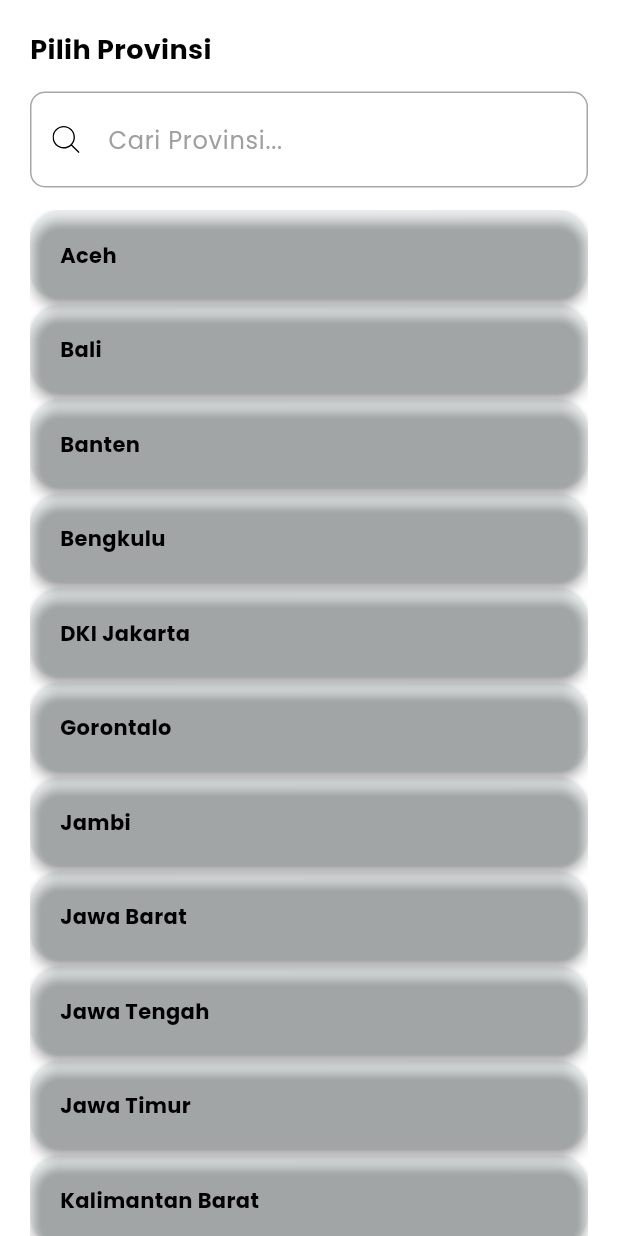
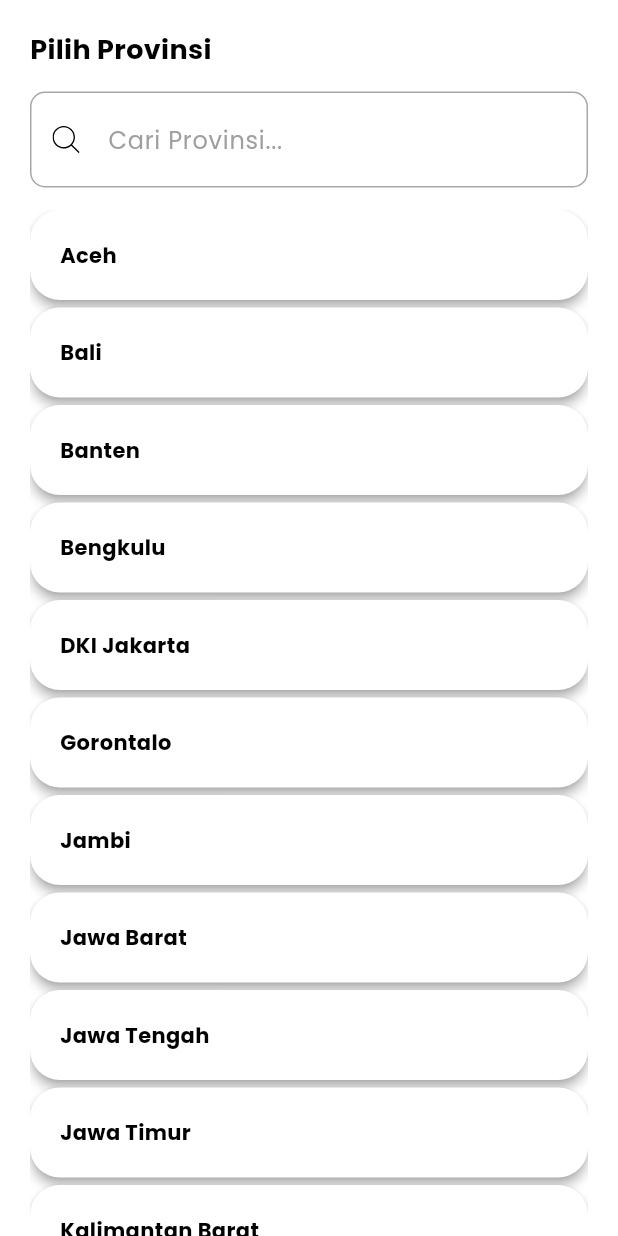
Before and after one commit to sammmms/eocout_flutter, a Flutter app: the EORegisterBottomsheet widget shown alone on an empty page, opened directly, on a phone screen of 412 x 824 dp. Run offline on Flutter 3.47's test engine with Material 3 defaults, Android fonts, the phone set to English and light mode, and no system bars; our stand-ins replace dio, firebase_core, firebase_messaging, flutter_dotenv, flutter_local_notifications, flutter_svg and 11 more; missing offline and left inert: carousel_slider_plus; accounts and stored records are empty; network calls fail; project files that could hold a hidden picture were left out.

Commit message:
fix: card color on choosing city and province

```diff
--- a/lib/features/authentication/widget/eo_register_bottomsheet.dart
+++ b/lib/features/authentication/widget/eo_register_bottomsheet.dart
@@ -60,7 +60,7 @@ class _EORegisterBottomsheetState extends State<EORegisterBottomsheet> {
                       child: ListView.separated(
                         itemCount: cities.length,
                         separatorBuilder: (context, index) => const SizedBox(
-                          height: 3,
+                          height: 5,
                         ),
                         itemBuilder: (context, index) {
                           return GestureDetector(
@@ -68,9 +68,8 @@ class _EORegisterBottomsheetState extends State<EORegisterBottomsheet> {
                               Navigator.pop(context, cities[index]);
                             },
                             child: Card(
-                              color: colorScheme.tertiaryContainer
-                                  .withOpacity(0.05),
-                              elevation: 0,
+                              color: Colors.white,
+                              surfaceTintColor: Colors.white,
                               child: Padding(
                                   padding: const EdgeInsets.all(20),
                                   child: Text(cities[index],
@@ -122,7 +121,7 @@ class _EORegisterBottomsheetState extends State<EORegisterBottomsheet> {
                     child: ListView.separated(
                       itemCount: provinces.length,
                       separatorBuilder: (context, index) => const SizedBox(
-                        height: 3,
+                        height: 5,
                       ),
                       itemBuilder: (context, index) {
                         return GestureDetector(
@@ -130,8 +129,8 @@ class _EORegisterBottomsheetState extends State<EORegisterBottomsheet> {
                             Navigator.pop(context, provinces[index]);
                           },
                           child: Card(
-                            color:
-                                colorScheme.tertiaryContainer.withOpacity(0.05),
+                            color: Colors.white,
+                            surfaceTintColor: Colors.white,
                             child: Padding(
                                 padding: const EdgeInsets.all(20),
                                 child: Text(provinces[index],
```
